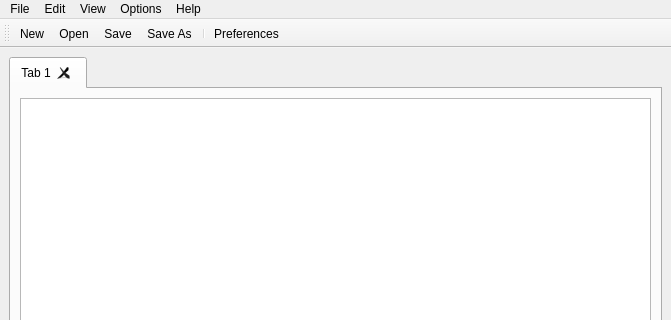
This is editor.ui in Yovsky/Edito as Qt 5 draws it before an edit; both pictures show x 0 to 671 and y 0 to 320 of the 671 by 622 pixel window. The edited form follows.
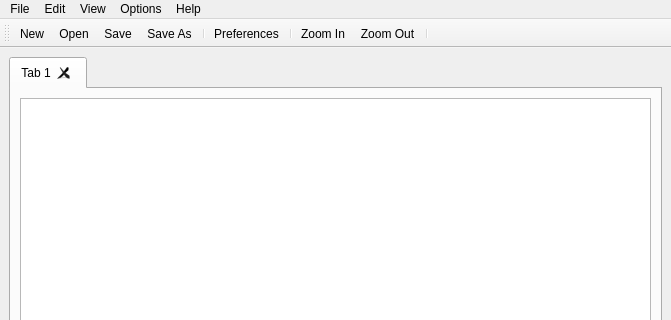
This is the edited form. Icons and pictures are not drawn. Custom widgets are drawn as their Qt base class.

Commit message: Added the Zoom In and Zoom Out features.

The edit to the form file:
```diff
--- a/editor.ui
+++ b/editor.ui
@@ -134,6 +134,10 @@
    <addaction name="actionSave_As"/>
    <addaction name="separator"/>
    <addaction name="actionPreferences"/>
+   <addaction name="separator"/>
+   <addaction name="actionZoom_In"/>
+   <addaction name="actionZoom_Out"/>
+   <addaction name="separator"/>
   </widget>
   <action name="actionOpen">
    <property name="icon">
@@ -193,6 +197,28 @@
     <string>Preferences</string>
    </property>
   </action>
+  <action name="actionZoom_In">
+   <property name="icon">
+    <iconset theme="QIcon::ThemeIcon::ZoomIn"/>
+   </property>
+   <property name="text">
+    <string>Zoom In</string>
+   </property>
+   <property name="shortcut">
+    <string>Ctrl++</string>
+   </property>
+  </action>
+  <action name="actionZoom_Out">
+   <property name="icon">
+    <iconset theme="QIcon::ThemeIcon::ZoomOut"/>
+   </property>
+   <property name="text">
+    <string>Zoom Out</string>
+   </property>
+   <property name="shortcut">
+    <string>Ctrl+-</string>
+   </property>
+  </action>
  </widget>
  <customwidgets>
   <customwidget>
```
Left out of the diff: 11 changed lines with no effect on the pictures. The commit also changes 3 other files.
